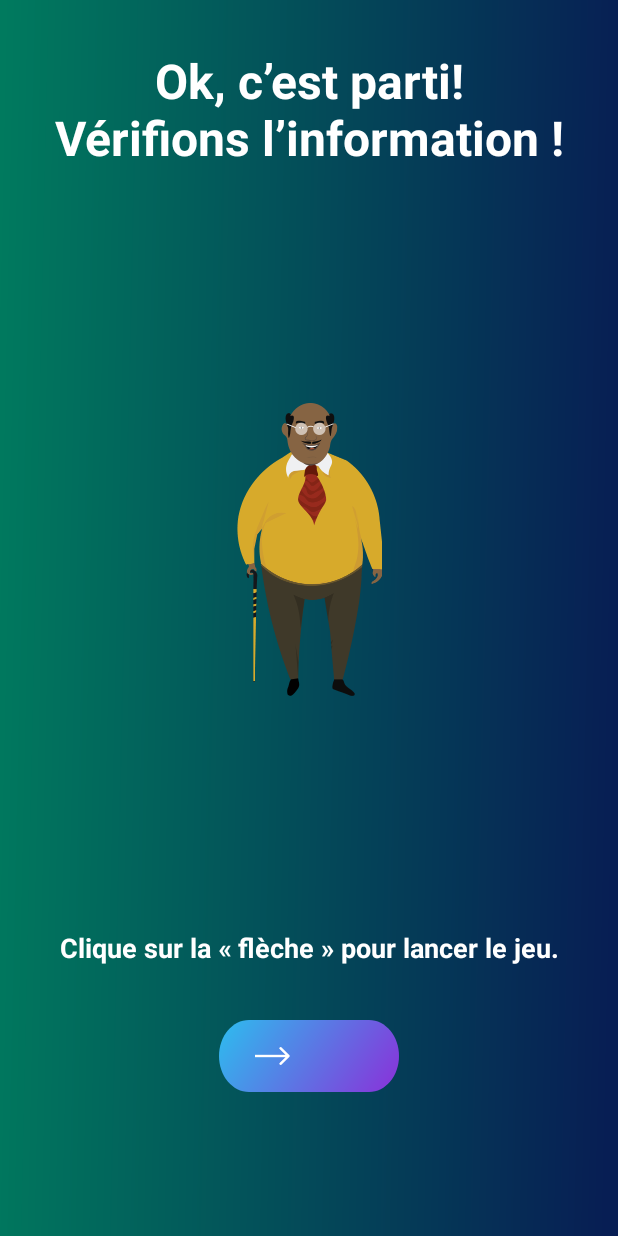
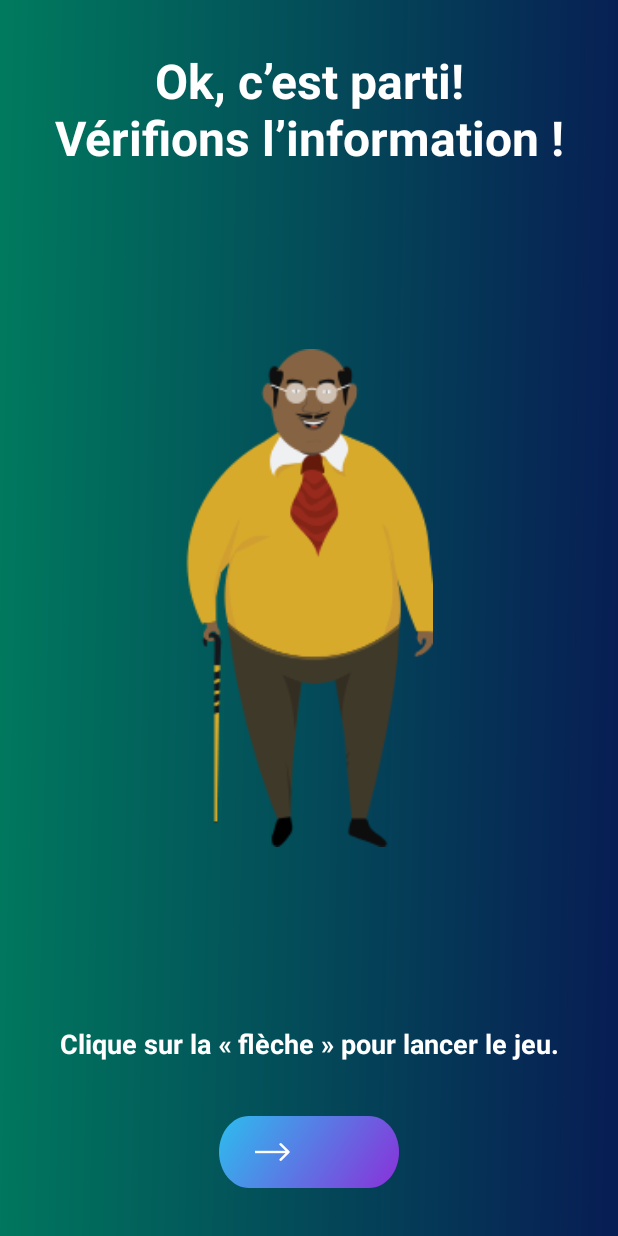
Before and after one commit to Ahmad-Hamwi/quiz-app, an Android app: the layout fragment_character_confirmation.xml on its own in the app's theme, with its tools: preview values and no code run, on a phone screen of 412 x 824 dp. Run offline under Robolectric (Android 15) with nearby library versions, the phone set to English and light mode, and no system bars.

Commit message:
Character confirmation and details

```diff
--- a/app/src/main/java/com/prebunking/game/data/api/model/CharacterApiModel.kt
+++ b/app/src/main/java/com/prebunking/game/data/api/model/CharacterApiModel.kt
@@ -8,7 +8,7 @@ class CharacterApiModel(
     private val code: String?,
     private val username: String?,
     private val fullName: String?,
-    private val colorHex: String?,
+    private val colorHEX: String?,
     private val profession: String?,
     private val bio: String?,
     private val characterPicture: String?,
@@ -19,7 +19,7 @@ class CharacterApiModel(
     override fun toDomain(): CharacterEntity = CharacterEntity(
         id,
         fullName,
-        colorHex,
+        colorHEX,
         profession,
         bio,
         characterPicture,
--- a/app/src/main/res/layout/fragment_character_confirmation.xml
+++ b/app/src/main/res/layout/fragment_character_confirmation.xml
@@ -1,9 +1,17 @@
 <?xml version="1.0" encoding="utf-8"?>
 <layout xmlns:android="http://schemas.android.com/apk/res/android"
-    xmlns:app="http://schemas.android.com/apk/res-auto">
+    xmlns:app="http://schemas.android.com/apk/res-auto"
+    xmlns:tools="http://schemas.android.com/tools">
 
     <data>
 
+        <variable
+            name="character"
+            type="com.prebunking.game.presentation.model.CharacterUI" />
+
+        <variable
+            name="characterConfirmationScreen"
+            type="com.prebunking.game.domain.entity.ScreenEntity" />
     </data>
 
     <androidx.constraintlayout.widget.ConstraintLayout
@@ -17,22 +25,26 @@
             android:layout_height="wrap_content"
             android:layout_margin="32dp"
             android:gravity="center"
-            android:text="Ok, c’est parti!\nVérifions l’information !"
+            android:text="@{characterConfirmationScreen.title}"
             android:textColor="@color/white"
             android:textSize="32sp"
             android:textStyle="bold"
             app:layout_constraintEnd_toEndOf="parent"
             app:layout_constraintStart_toStartOf="parent"
-            app:layout_constraintTop_toTopOf="parent" />
+            app:layout_constraintTop_toTopOf="parent"
+            tools:text="Ok, c’est parti!\nVérifions l’information !" />
 
         <androidx.appcompat.widget.AppCompatImageView
-            android:layout_width="wrap_content"
-            android:layout_height="wrap_content"
-            android:src="@drawable/ic_character_full"
+            android:layout_width="0dp"
+            android:layout_height="0dp"
+            android:src="@{character.imgFull}"
             app:layout_constraintBottom_toTopOf="@+id/fragment_character_confirmation_continue_message"
             app:layout_constraintEnd_toEndOf="parent"
+            app:layout_constraintHeight_percent="0.5"
             app:layout_constraintStart_toStartOf="parent"
-            app:layout_constraintTop_toBottomOf="@id/fragment_character_confirmation_title" />
+            app:layout_constraintTop_toBottomOf="@id/fragment_character_confirmation_title"
+            app:layout_constraintWidth_percent="0.4"
+            tools:src="@drawable/ic_character_full" />
 
         <androidx.appcompat.widget.AppCompatTextView
             android:id="@+id/fragment_character_confirmation_continue_message"
@@ -41,24 +53,26 @@
             android:layout_marginHorizontal="24dp"
             android:layout_marginVertical="36dp"
             android:gravity="center"
-            android:text="Clique sur la « flèche » pour lancer le jeu."
+            android:text="@{characterConfirmationScreen.buttonMessage}"
             android:textColor="@color/white"
             android:textSize="18sp"
             android:textStyle="bold"
             app:layout_constraintBottom_toTopOf="@id/fragment_character_confirmation_layout_button_continue"
             app:layout_constraintEnd_toEndOf="parent"
             app:layout_constraintStart_toStartOf="parent"
-            app:layout_constraintVertical_bias="1" />
+            app:layout_constraintVertical_bias="1"
+            tools:text="Clique sur la « flèche » pour lancer le jeu." />
 
         <include
             android:id="@+id/fragment_character_confirmation_layout_button_continue"
             layout="@layout/layout_button_continue"
             android:layout_width="wrap_content"
             android:layout_height="wrap_content"
-            android:layout_margin="96dp"
+            android:layout_margin="32dp"
             app:layout_constraintBottom_toBottomOf="parent"
             app:layout_constraintEnd_toEndOf="parent"
-            app:layout_constraintStart_toStartOf="parent" />
+            app:layout_constraintStart_toStartOf="parent"
+            app:buttonText="@{characterConfirmationScreen.buttonText}" />
 
 
     </androidx.constraintlayout.widget.ConstraintLayout>
```
Also changed, not shown: app/src/main/java/com/prebunking/game/presentation/ui/characters/confirmation/CharacterConfirmationFragment.kt (+36 -0 lines), app/src/main/java/com/prebunking/game/presentation/ui/characters/details/CharacterDetailsFragment.kt (+47 -1 lines), app/src/main/java/com/prebunking/game/presentation/util/BindingAdapters.kt (+10 -0 lines), app/src/main/java/com/prebunking/game/presentation/util/Extensions.kt (+7 -0 lines), app/src/main/res/layout/fragment_character_details.xml (+19 -7 lines), app/src/main/res/navigation/main_navigation.xml (+7 -2 lines).
